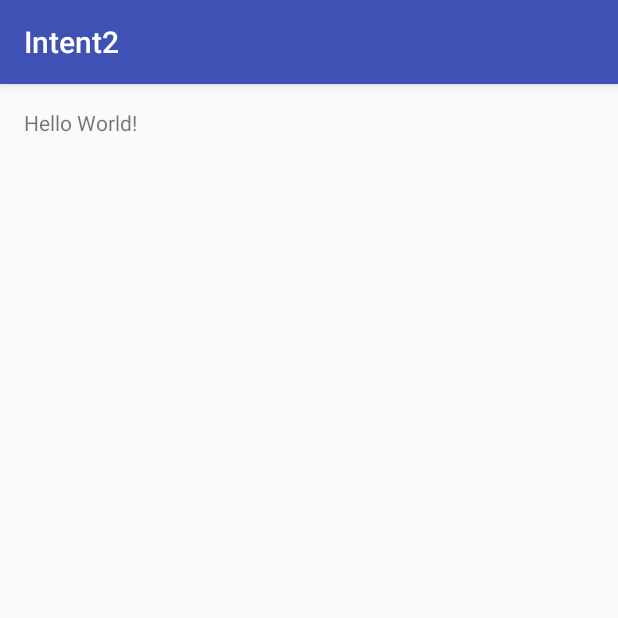
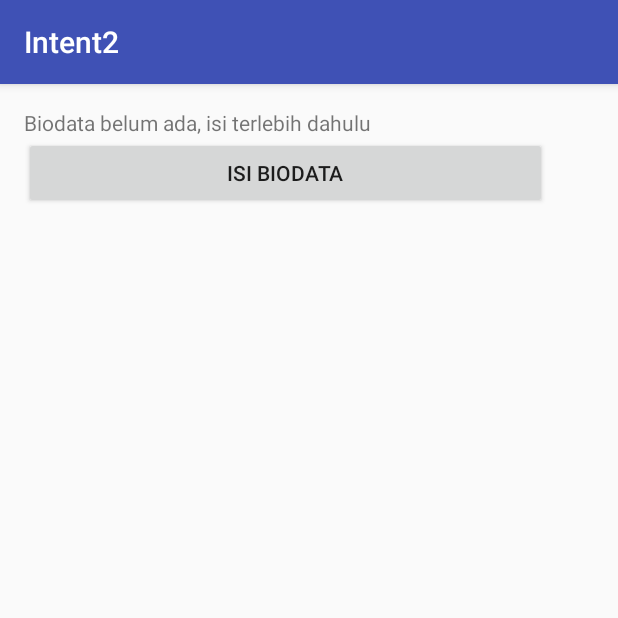
Before and after one commit to titania28/Intent2, an Android app: the screen it shows after launch (MainActivity), on a phone screen of 412 x 824 dp, the top half of it. Run offline under Robolectric (Android 15) with nearby library versions, the phone set to English and light mode, and no system bars.

Commit message:
startActivityForResult Final

```diff
--- a/app/src/main/AndroidManifest.xml
+++ b/app/src/main/AndroidManifest.xml
@@ -15,6 +15,7 @@
                 <category android:name="android.intent.category.LAUNCHER" />
             </intent-filter>
         </activity>
+        <activity android:name=".InputActivity"></activity>
     </application>
 
 </manifest>
--- a/app/src/main/java/id/sch/smktelkom_mlg/learn/intent2/MainActivity.java
+++ b/app/src/main/java/id/sch/smktelkom_mlg/learn/intent2/MainActivity.java
@@ -1,13 +1,42 @@
 package id.sch.smktelkom_mlg.learn.intent2;
 
+import android.content.Intent;
 import android.support.v7.app.AppCompatActivity;
 import android.os.Bundle;
+import android.view.View;
+import android.widget.TextView;
 
 public class MainActivity extends AppCompatActivity {
+
+    private int REQUEST_CODE;
 
     @Override
     protected void onCreate(Bundle savedInstanceState) {
         super.onCreate(savedInstanceState);
         setContentView(R.layout.activity_main);
+        findViewById(R.id.buttonInput).setOnClickListener(new View.OnClickListener()
+        {
+            @Override
+            public void onClick(View v)
+            {
+                startActivityForResult(new Intent(MainActivity.this, InputActivity.class), REQUEST_CODE);
+            }
+        }
+        );
+    }
+    @Override
+    protected void onActivityResult (int requestCode, int resultCode, Intent data)
+    {
+        super.onActivityResult(requestCode, resultCode,data);
+        if (requestCode==REQUEST_CODE)
+        {
+            if(resultCode==RESULT_OK)
+            {
+                String nama = data.getStringExtra(InputActivity.NAMA);
+                int thnLhr = data.getIntExtra(InputActivity.TAHUN_LAHIR, 0);
+                TextView tvBiodata = (TextView) findViewById(R.id.textViewBiodata);
+                tvBiodata.setText("Nama\t\t\t\t\t\t\t\t:" + nama + "\nTahun Kelahiran\t" + thnLhr);
+            }
+        }
     }
 }
--- a/app/src/main/res/layout/activity_main.xml
+++ b/app/src/main/res/layout/activity_main.xml
@@ -7,10 +7,26 @@
     android:paddingLeft="@dimen/activity_horizontal_margin"
     android:paddingRight="@dimen/activity_horizontal_margin"
     android:paddingTop="@dimen/activity_vertical_margin"
-    tools:context="id.sch.smktelkom_mlg.learn.intent2.MainActivity">
+    tools:context="id.sch.smktelkom_mlg.learn.intent2.MainActivity"
+    android:weightSum="1">
 
-    <TextView
-        android:layout_width="wrap_content"
-        android:layout_height="wrap_content"
-        android:text="Hello World!" />
+    <LinearLayout
+        android:orientation="vertical"
+        android:layout_width="144dp"
+        android:layout_height="match_parent"
+        android:layout_weight="0.87">
+
+        <TextView
+            android:layout_width="wrap_content"
+            android:layout_height="wrap_content"
+            android:text="Biodata belum ada, isi terlebih dahulu"
+            android:id="@+id/textViewBiodata" />
+
+        <Button
+            android:layout_width="match_parent"
+            android:layout_height="wrap_content"
+            android:text="Isi Biodata"
+            android:id="@+id/buttonInput" />
+    </LinearLayout>
+
 </LinearLayout>
```
Also changed, not shown: app/src/main/java/id/sch/smktelkom_mlg/learn/intent2/InputActivity.java (added, +44 -0 lines), app/src/main/res/layout/activity_input.xml (added, +39 -0 lines).
